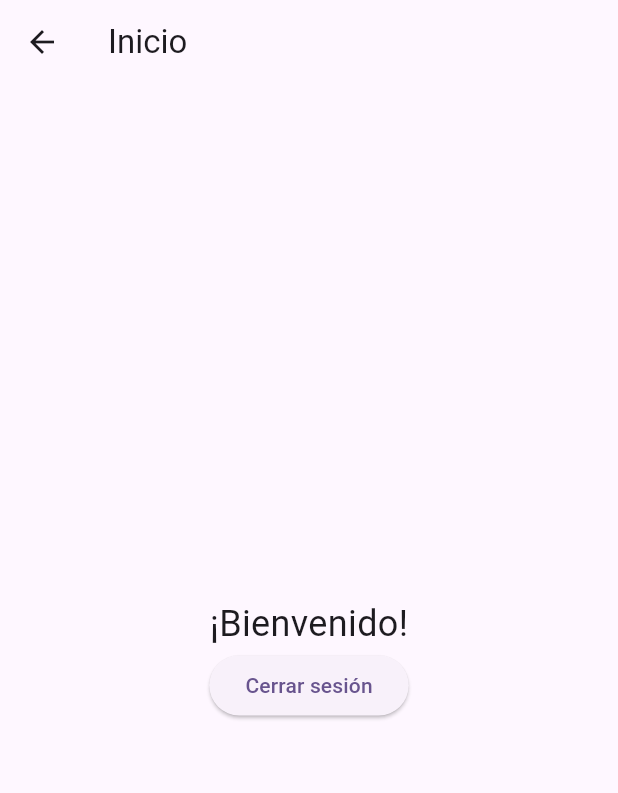
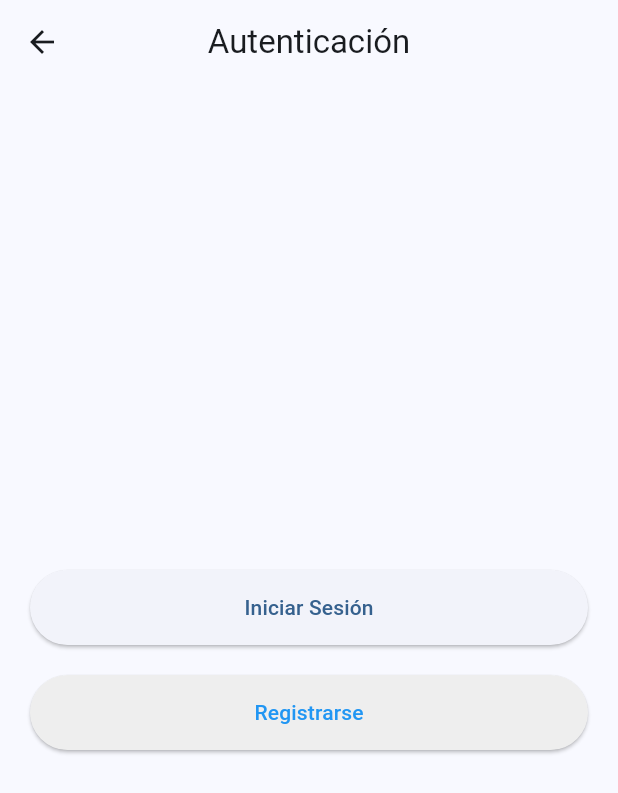
Before and after one commit to Area51-espe/Avianca-EMSA, a Flutter app: the HomeScreen screen opened by its route, after a tap on "Cerrar sesión", on a phone screen of 412 x 824 dp. Shown: the top 793 px of the screen. Run offline on Flutter 3.47's test engine with Material 3 defaults, Android fonts, the phone set to English and light mode, and no system bars; our stand-ins replace firebase_core; accounts and stored records are empty.

Commit message:
Resolví conflictos en main.dart, pubspec.yaml y pubspec.lock

```diff
--- a/lib/main.dart
+++ b/lib/main.dart
@@ -1,9 +1,26 @@
 import 'package:flutter/material.dart';
+import 'package:firebase_core/firebase_core.dart';
+
+// Importa tus pantallas (asegúrate de que existan estos archivos)
 import 'login.dart';
 import 'home.dart';
-import 'register.dart'; // <-- Asegúrate de importar tu archivo de registro
+import 'register.dart';
 
-void main() {
+void main() async {
+  WidgetsFlutterBinding.ensureInitialized();
+
+  // Inicialización manual de Firebase
+  await Firebase.initializeApp(
+    options: const FirebaseOptions(
+      apiKey: "AIzaSyCFRnB5paigeA1UkUxovJEra7eKRulzthg",
+      appId: "1:313384693994:android:5e5f745be19da865d76793",
+      messagingSenderId: "313384693994",
+      projectId: "appaviancaemsa",
+    ),
+  );
+
+  print('Conexión a Firebase: ${Firebase.apps.isNotEmpty ? 'Éxito' : 'Falló'}');
+
   runApp(const MyApp());
 }
 
@@ -13,17 +30,67 @@ class MyApp extends StatelessWidget {
   @override
   Widget build(BuildContext context) {
     return MaterialApp(
-      title: 'Proyecto Final',
+      debugShowCheckedModeBanner: false,
+      title: 'Avianca EMSA',
       theme: ThemeData(
-        colorScheme: ColorScheme.fromSeed(seedColor: Colors.deepPurple),
+        colorScheme: ColorScheme.fromSeed(
+          seedColor: Colors.blue,
+          brightness: Brightness.light,
+        ),
         useMaterial3: true,
       ),
-      initialRoute: '/login', // Ruta inicial
+      initialRoute: '/', // Ruta inicial es la pantalla de autenticación
       routes: {
+        '/': (context) => const AuthScreen(),
         '/login': (context) => LoginScreen(),
         '/home': (context) => HomeScreen(),
-        '/register': (context) => RegisterScreen(), // <-- Agregada aquí
+        '/register': (context) => RegisterScreen(),
       },
     );
   }
 }
+
+class AuthScreen extends StatelessWidget {
+  const AuthScreen({super.key});
+
+  @override
+  Widget build(BuildContext context) {
+    return Scaffold(
+      appBar: AppBar(
+        title: const Text('Autenticación'),
+        centerTitle: true,
+      ),
+      body: Padding(
+        padding: const EdgeInsets.all(20.0),
+        child: Center(
+          child: Column(
+            mainAxisAlignment: MainAxisAlignment.center,
+            children: [
+              ElevatedButton(
+                onPressed: () {
+                  Navigator.pushNamed(context, '/login');
+                },
+                style: ElevatedButton.styleFrom(
+                  minimumSize: const Size(double.infinity, 50),
+                ),
+                child: const Text('Iniciar Sesión'),
+              ),
+              const SizedBox(height: 20),
+              ElevatedButton(
+                onPressed: () {
+                  Navigator.pushNamed(context, '/register');
+                },
+                style: ElevatedButton.styleFrom(
+                  minimumSize: const Size(double.infinity, 50),
+                  backgroundColor: Colors.grey[200],
+                  foregroundColor: Colors.blue,
+                ),
+                child: const Text('Registrarse'),
+              ),
+            ],
+          ),
+        ),
+      ),
+    );
+  }
+}
```
Also changed, not shown: pubspec.yaml (+5 -70 lines), pubspec.lock.
